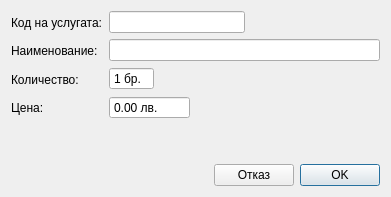
thefinalcutbg/DinoDent, file src/View/Widgets/BusinessOperationDialog.ui: the form before one commit.
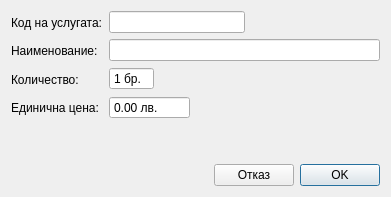
The form after the commit. Custom widgets are drawn as their Qt base class.

```diff
--- a/src/View/Widgets/BusinessOperationDialog.ui
+++ b/src/View/Widgets/BusinessOperationDialog.ui
@@ -48,7 +48,7 @@
        <item>
         <widget class="QLabel" name="label_4">
          <property name="text">
-          <string>Цена:</string>
+          <string>Единична цена:</string>
          </property>
         </widget>
        </item>
```
